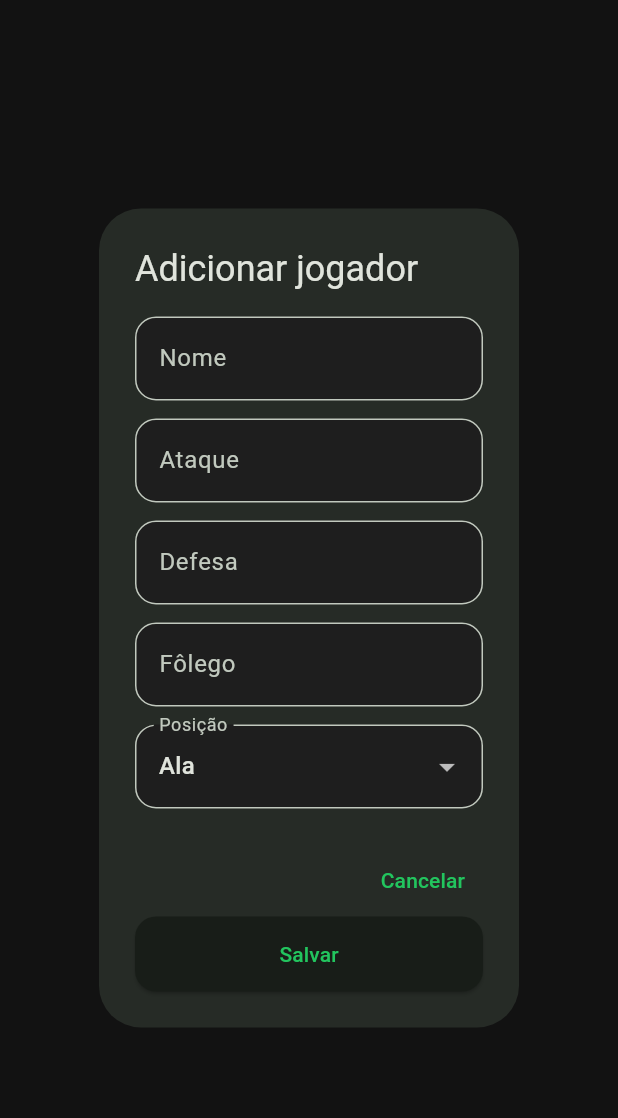
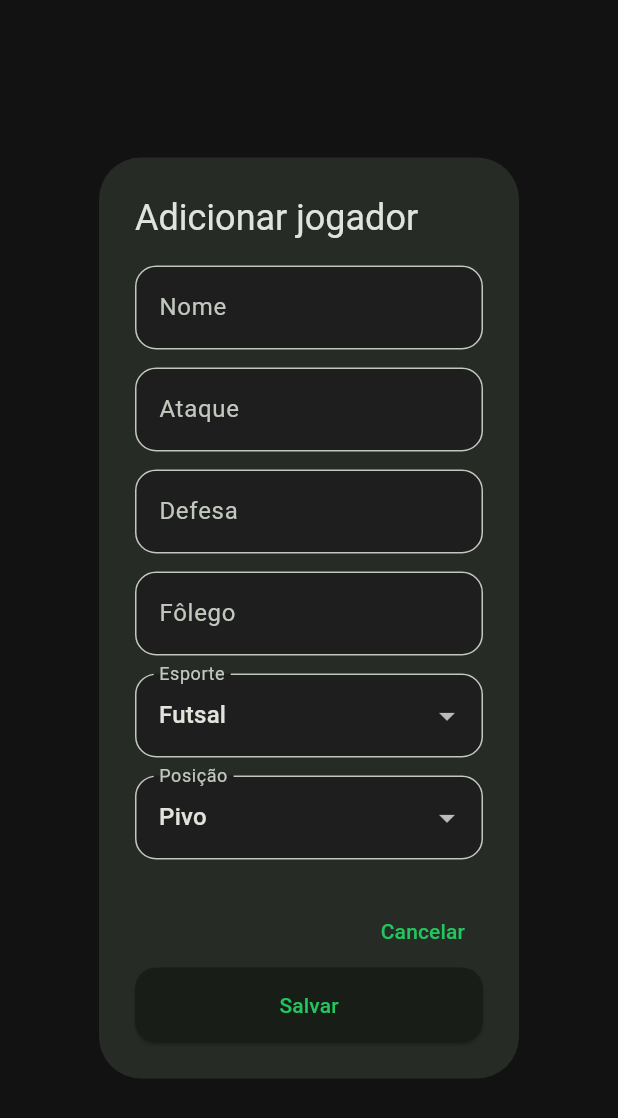
Before and after one commit to jalobler7/Splitfoot, a Flutter app: the PlayerFormDialog widget shown alone on an empty page, opened directly with empty values, on a phone screen of 412 x 824 dp. Shown: the top 1118 px of the screen. Run offline on Flutter 3.47's test engine with Material 3 defaults, Android fonts, the phone set to English and light mode, and no system bars; our stand-ins replace go_router, hive, hive_flutter; accounts and stored records are empty.

Commit message:
versao funcional v1

```diff
--- a/lib/data/datasources/player_local_datasource.dart
+++ b/lib/data/datasources/player_local_datasource.dart
@@ -12,6 +12,10 @@ class PlayerLocalDataSource {
     await _box.put(player.id, player);
   }
 
+  Future<void> updatePlayer(PlayerModel player) async {
+    await _box.put(player.id, player);
+  }
+
   Future<void> deletePlayer(String id) async {
     await _box.delete(id);
   }
--- a/lib/data/models/player_model.dart
+++ b/lib/data/models/player_model.dart
@@ -23,6 +23,9 @@ class PlayerModel extends HiveObject {
   @HiveField(5)
   final String position;
 
+  @HiveField(6)
+  final String sport;
+
   PlayerModel({
     required this.id,
     required this.name,
@@ -30,6 +33,7 @@ class PlayerModel extends HiveObject {
     required this.defense,
     required this.stamina,
     required this.position,
+    required this.sport,
   });
 
   int get overall => OverallUtils.calculateOverall(
@@ -37,4 +41,24 @@ class PlayerModel extends HiveObject {
     defense: defense,
     stamina: stamina,
   );
+
+  PlayerModel copyWith({
+    String? id,
+    String? name,
+    int? attack,
+    int? defense,
+    int? stamina,
+    String? position,
+    String? sport,
+  }) {
+    return PlayerModel(
+      id: id ?? this.id,
+      name: name ?? this.name,
+      attack: attack ?? this.attack,
+      defense: defense ?? this.defense,
+      stamina: stamina ?? this.stamina,
+      position: position ?? this.position,
+      sport: sport ?? this.sport,
+    );
+  }
 }
--- a/lib/widgets/players/player_form_dialog.dart
+++ b/lib/widgets/players/player_form_dialog.dart
@@ -3,10 +3,12 @@ import '../../../data/models/player_model.dart';
 
 class PlayerFormDialog extends StatefulWidget {
   final void Function(PlayerModel player) onSave;
+  final PlayerModel? initialPlayer;
 
   const PlayerFormDialog({
     super.key,
     required this.onSave,
+    this.initialPlayer,
   });
 
   @override
@@ -16,27 +18,60 @@ class PlayerFormDialog extends StatefulWidget {
 class _PlayerFormDialogState extends State<PlayerFormDialog> {
   final _formKey = GlobalKey<FormState>();
 
-  final _nameController = TextEditingController();
-  final _attackController = TextEditingController();
-  final _defenseController = TextEditingController();
-  final _staminaController = TextEditingController();
+  late final TextEditingController _nameController;
+  late final TextEditingController _attackController;
+  late final TextEditingController _defenseController;
+  late final TextEditingController _staminaController;
 
-  String _selectedPosition = 'Ala';
+  late String _selectedSport;
+  late String _selectedPosition;
 
-  final List<String> _positions = [
+  final Map<String, List<String>> _positionsBySport = {
+    'Futsal': [
       'Pivo',
       'Ala',
       'Fixo',
+    ],
+    'Fut7': [
+      'Fixo',
+      'Ala',
       'Meia',
       'Atacante',
+    ],
+    'Fut11': [
+      'Lateral Esquerdo',
+      'Zagueiro',
+      'Lateral Direito',
+      'Meia-Atacante',
       'Volante',
       'Ponta',
       'Centroavante',
-    'Zagueiro',
-    'Lateral Esquerdo',
-    'Lateral Direito',
-    'Meia-Atacante',
-  ];
+    ],
+  };
+
+  bool get _isEditing => widget.initialPlayer != null;
+
+  @override
+  void initState() {
+    super.initState();
+
+    final player = widget.initialPlayer;
+
+    _nameController = TextEditingController(text: player?.name ?? '');
+    _attackController =
+        TextEditingController(text: player?.attack.toString() ?? '');
+    _defenseController =
+        TextEditingController(text: player?.defense.toString() ?? '');
+    _staminaController =
+        TextEditingController(text: player?.stamina.toString() ?? '');
+
+    _selectedSport = player?.sport ?? 'Futsal';
+
+    final availablePositions = _positionsBySport[_selectedSport]!;
+    _selectedPosition = availablePositions.contains(player?.position)
+        ? player!.position
+        : availablePositions.first;
+  }
 
   @override
   void dispose() {
@@ -47,18 +82,32 @@ class _PlayerFormDialogState extends State<PlayerFormDialog> {
     super.dispose();
   }
 
+  void _onSportChanged(String? value) {
+    if (value == null) return;
+
+    final newPositions = _positionsBySport[value] ?? [];
+
+    setState(() {
+      _selectedSport = value;
+      _selectedPosition = newPositions.first;
+    });
+  }
+
   void _save() {
     if (!_formKey.currentState!.validate()) {
       return;
     }
 
+    final existingPlayer = widget.initialPlayer;
+
     final player = PlayerModel(
-      id: DateTime.now().microsecondsSinceEpoch.toString(),
+      id: existingPlayer?.id ?? DateTime.now().microsecondsSinceEpoch.toString(),
       name: _nameController.text.trim(),
       attack: int.parse(_attackController.text.trim()),
       defense: int.parse(_defenseController.text.trim()),
       stamina: int.parse(_staminaController.text.trim()),
       position: _selectedPosition,
+      sport: _selectedSport,
     );
 
     widget.onSave(player);
@@ -96,8 +145,10 @@ class _PlayerFormDialogState extends State<PlayerFormDialog> {
 
   @override
   Widget build(BuildContext context) {
+    final currentPositions = _positionsBySport[_selectedSport]!;
+
     return AlertDialog(
-      title: const Text('Adicionar jogador'),
+      title: Text(_isEditing ? 'Editar jogador' : 'Adicionar jogador'),
       content: SingleChildScrollView(
         child: Form(
           key: _formKey,
@@ -140,11 +191,27 @@ class _PlayerFormDialogState extends State<PlayerFormDialog> {
               ),
               const SizedBox(height: 12),
               DropdownButtonFormField<String>(
-                initialValue: _selectedPosition,
+                value: _selectedSport,
+                decoration: const InputDecoration(
+                  labelText: 'Esporte',
+                ),
+                items: _positionsBySport.keys
+                    .map(
+                      (sport) => DropdownMenuItem(
+                    value: sport,
+                    child: Text(sport),
+                  ),
+                )
+                    .toList(),
+                onChanged: _onSportChanged,
+              ),
+              const SizedBox(height: 12),
+              DropdownButtonFormField<String>(
+                value: _selectedPosition,
                 decoration: const InputDecoration(
                   labelText: 'Posição',
                 ),
-                items: _positions
+                items: currentPositions
                     .map(
                       (position) => DropdownMenuItem(
                     value: position,
@@ -170,7 +237,7 @@ class _PlayerFormDialogState extends State<PlayerFormDialog> {
         ),
         ElevatedButton(
           onPressed: _save,
-          child: const Text('Salvar'),
+          child: Text(_isEditing ? 'Salvar alterações' : 'Salvar'),
         ),
       ],
     );
```
Also changed, not shown: lib/presentation/pages/match_setup/match_setup_page.dart (+47 -14 lines), lib/presentation/pages/players/players_page.dart (+32 -4 lines), lib/data/models/player_model.g.dart. Lines whose indentation alone changed are shown as unchanged.
